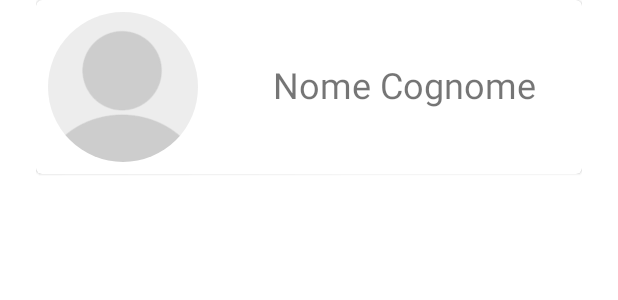
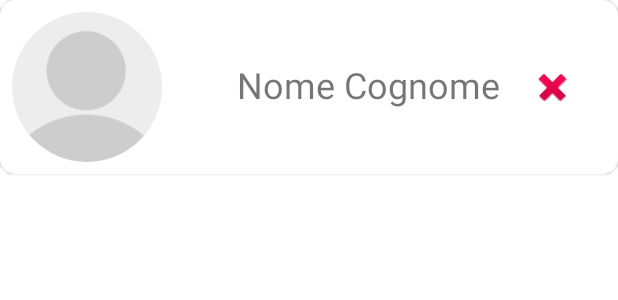
Before and after one commit to Fransiscu/myTherapy, an Android app: the layout material_card.xml on its own in the app's theme, with its tools: preview values and no code run, on a phone screen of 412 x 824 dp. Shown: the top 300 px of the screen. Run offline under Robolectric (Android 15) with nearby library versions, the phone set to English and light mode, and no system bars.

Commit message:
Lavorazione per Recycleview

```diff
--- a/app/src/main/res/layout/activity_home_supervisore.xml
+++ b/app/src/main/res/layout/activity_home_supervisore.xml
@@ -38,7 +38,7 @@
             <!-- Start material card -->
 
             <android.support.v7.widget.RecyclerView
-                android:id="@+id/material_card"
+                android:id="@+id/recycler_material_card"
                 android:layout_width="match_parent"
                 android:layout_height="match_parent" />
 
--- a/app/src/main/res/layout/material_card.xml
+++ b/app/src/main/res/layout/material_card.xml
@@ -1,25 +1,29 @@
 <?xml version="1.0" encoding="utf-8"?>
-<LinearLayout xmlns:android="http://schemas.android.com/apk/res/android"
+<com.google.android.material.card.MaterialCardView xmlns:android="http://schemas.android.com/apk/res/android"
+    xmlns:app="http://schemas.android.com/apk/res-auto"
+    android:id="@+id/card_id"
+    style="@style/AppCompatCardsStyle"
     android:layout_width="match_parent"
-    android:layout_height="match_parent"
-    android:layout_marginStart="24sp"
-    android:layout_marginEnd="24sp">
-
-    <com.google.android.material.card.MaterialCardView
-        android:id="@+id/cards_id"
-        style="@style/AppCompatCardsStyle"
-        android:layout_width="match_parent"
-        android:layout_height="wrap_content"
-        android:checkable="true"
-        android:clickable="true"
-        android:focusable="true"
-        android:minHeight="101sp">
+    android:layout_height="wrap_content"
+    android:checkable="true"
+    android:clickable="true"
+    android:elevation="10sp"
+    android:focusable="true"
+    android:minHeight="100sp"
+    app:cardCornerRadius="10sp">
 
         <androidx.appcompat.widget.LinearLayoutCompat
-            android:layout_width="wrap_content"
+            android:id="@+id/card_linear_layout"
+            android:layout_width="match_parent"
             android:layout_height="match_parent">
 
+            <LinearLayout
+                android:layout_width="wrap_content"
+                android:layout_height="wrap_content"
+                android:orientation="vertical">
+
             <de.hdodenhof.circleimageview.CircleImageView
+                android:id="@+id/card_image"
                 android:layout_width="100sp"
                 android:layout_height="100sp"
                 android:layout_marginStart="8sp"
@@ -28,8 +32,10 @@
                 android:layout_marginBottom="8sp"
                 android:src="@drawable/avatardefault" />
 
+            </LinearLayout>
+
             <TextView
-                android:id="@+id/text_view_id"
+                android:id="@+id/card_textview"
                 android:layout_width="wrap_content"
                 android:layout_height="wrap_content"
                 android:layout_marginStart="30sp"
@@ -38,8 +44,24 @@
                 android:text="@string/esempio_nome"
                 android:textSize="24sp" />
 
+            <LinearLayout
+                android:layout_width="wrap_content"
+                android:layout_height="wrap_content"
+                android:orientation="vertical">
+
+                <de.hdodenhof.circleimageview.CircleImageView
+                    android:id="@+id/card_delete"
+                    android:layout_width="30sp"
+                    android:layout_height="30sp"
+                    android:layout_marginStart="0sp"
+                    android:layout_marginTop="43sp"
+                    android:layout_marginEnd="20sp"
+                    android:layout_marginBottom="8sp"
+                    android:src="@android:drawable/ic_delete" />
+            </LinearLayout>
+
+
         </androidx.appcompat.widget.LinearLayoutCompat>
 
-    </com.google.android.material.card.MaterialCardView>
 
-</LinearLayout>
+</com.google.android.material.card.MaterialCardView>
```
Also changed, not shown: app/src/main/java/com/ium/mytherapy/controller/SupervisorHomeActivity.java (+0 -11 lines), app/src/main/java/com/ium/mytherapy/model/CardViewAdapter.java (added, +67 -0 lines), app/src/main/java/com/ium/mytherapy/model/User.java (+40 -5 lines).
